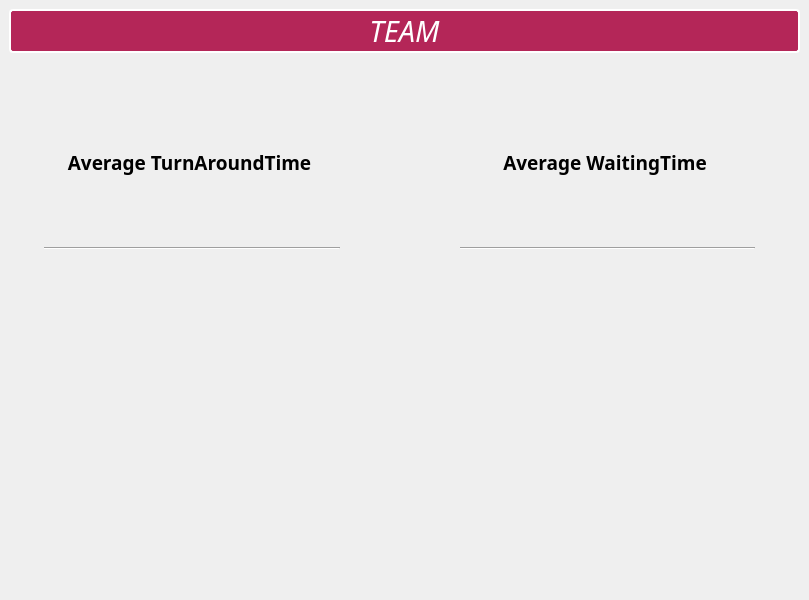
This is mainwindow.ui in EslamAsfour/OS_Scheduler as Qt 5 draws it before an edit. The edited form follows.
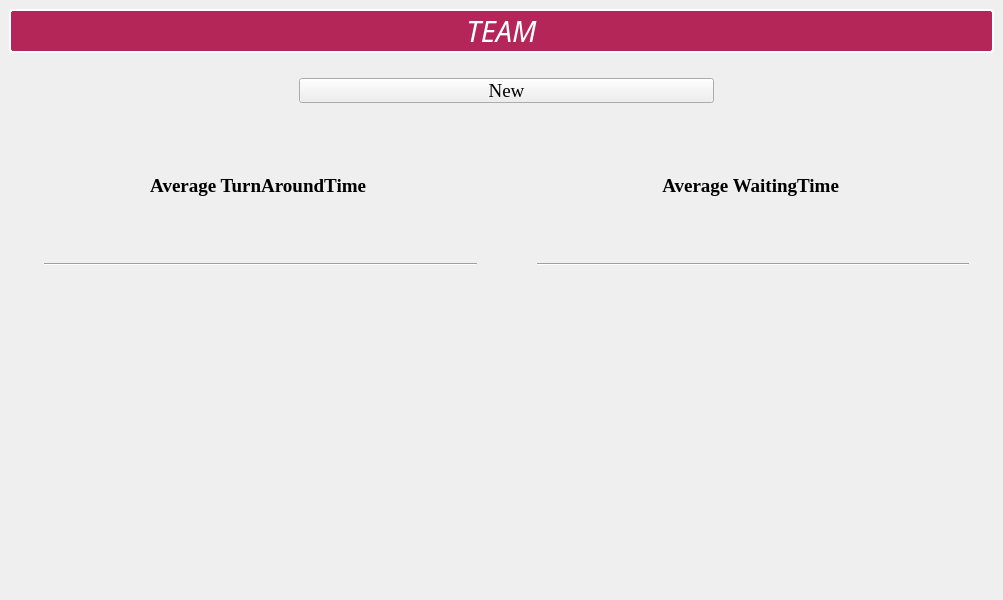
This is the edited form. The open tabs and pages were chosen to show the change. Icons and pictures are not drawn.

Patch:
```diff
--- a/mainwindow.ui
+++ b/mainwindow.ui
@@ -6,7 +6,7 @@
    <rect>
     <x>0</x>
     <y>0</y>
-    <width>809</width>
+    <width>1003</width>
     <height>600</height>
    </rect>
   </property>
@@ -689,22 +689,79 @@
          <rect>
           <x>20</x>
           <y>19</y>
-          <width>741</width>
+          <width>955</width>
           <height>341</height>
          </rect>
         </property>
         <layout class="QGridLayout" name="gridLayout">
          <property name="horizontalSpacing">
-          <number>90</number>
+          <number>30</number>
          </property>
-         <item row="0" column="0" colspan="2">
+         <item row="4" column="1">
+          <layout class="QVBoxLayout" name="verticalLayout_8">
+           <property name="leftMargin">
+            <number>15</number>
+           </property>
+           <property name="rightMargin">
+            <number>15</number>
+           </property>
+           <item>
+            <widget class="QLabel" name="label_11">
+             <property name="font">
+              <font>
+               <family>Times New Roman</family>
+               <pointsize>14</pointsize>
+               <weight>75</weight>
+               <bold>true</bold>
+              </font>
+             </property>
+             <property name="text">
+              <string>Average WaitingTime </string>
+             </property>
+             <property name="alignment">
+              <set>Qt::AlignCenter</set>
+             </property>
+            </widget>
+           </item>
+           <item>
+            <widget class="Line" name="line_2">
+             <property name="orientation">
+              <enum>Qt::Horizontal</enum>
+             </property>
+            </widget>
+           </item>
+           <item>
+            <widget class="QLabel" name="label_FillWaitingTime">
+             <property name="font">
+              <font>
+               <family>Cambria</family>
+               <pointsize>20</pointsize>
+               <weight>50</weight>
+               <italic>true</italic>
+               <bold>false</bold>
+              </font>
+             </property>
+             <property name="styleSheet">
+              <string notr="true">color : red;</string>
+             </property>
+             <property name="text">
+              <string/>
+             </property>
+             <property name="alignment">
+              <set>Qt::AlignCenter</set>
+             </property>
+            </widget>
+           </item>
+          </layout>
+         </item>
+         <item row="1" column="0" colspan="2">
           <layout class="QHBoxLayout" name="GanttChartLayOut">
            <property name="spacing">
             <number>2</number>
            </property>
           </layout>
          </item>
-         <item row="1" column="0">
+         <item row="4" column="0">
           <layout class="QVBoxLayout" name="verticalLayout_9">
            <property name="leftMargin">
             <number>15</number>
@@ -716,7 +773,7 @@
             <widget class="QLabel" name="label_12">
              <property name="font">
               <font>
-               <family>Bell MT</family>
+               <family>Times New Roman</family>
                <pointsize>14</pointsize>
                <weight>75</weight>
                <bold>true</bold>
@@ -761,62 +818,30 @@
            </item>
           </layout>
          </item>
-         <item row="1" column="1">
-          <layout class="QVBoxLayout" name="verticalLayout_8">
-           <property name="leftMargin">
-            <number>15</number>
+         <item row="2" column="0" colspan="2">
+          <widget class="QPushButton" name="NewBtn">
+           <property name="minimumSize">
+            <size>
+             <width>0</width>
+             <height>25</height>
+            </size>
            </property>
-           <property name="rightMargin">
-            <number>15</number>
+           <property name="font">
+            <font>
+             <family>Times New Roman</family>
+             <pointsize>14</pointsize>
+             <weight>50</weight>
+             <bold>false</bold>
+            </font>
            </property>
-           <item>
-            <widget class="QLabel" name="label_11">
-             <property name="font">
-              <font>
-               <family>Bell MT</family>
-               <pointsize>14</pointsize>
-               <weight>75</weight>
-               <bold>true</bold>
-              </font>
-             </property>
-             <property name="text">
-              <string>Average WaitingTime </string>
-             </property>
-             <property name="alignment">
-              <set>Qt::AlignCenter</set>
-             </property>
-            </widget>
-           </item>
-           <item>
-            <widget class="Line" name="line_2">
-             <property name="orientation">
-              <enum>Qt::Horizontal</enum>
-             </property>
-            </widget>
-           </item>
-           <item>
-            <widget class="QLabel" name="label_FillWaitingTime">
-             <property name="font">
-              <font>
-               <family>Cambria</family>
-               <pointsize>20</pointsize>
-               <weight>50</weight>
-               <italic>true</italic>
-               <bold>false</bold>
-              </font>
-             </property>
-             <property name="styleSheet">
-              <string notr="true">color : red;</string>
-             </property>
-             <property name="text">
-              <string/>
-             </property>
-             <property name="alignment">
-              <set>Qt::AlignCenter</set>
-             </property>
-            </widget>
-           </item>
-          </layout>
+           <property name="styleSheet">
+            <string notr="true">margin-left : 270px;
+margin-right : 270px;</string>
+           </property>
+           <property name="text">
+            <string>New</string>
+           </property>
+          </widget>
          </item>
         </layout>
        </widget>
```
Left out of the diff: 6 changed lines with no effect on the pictures.
